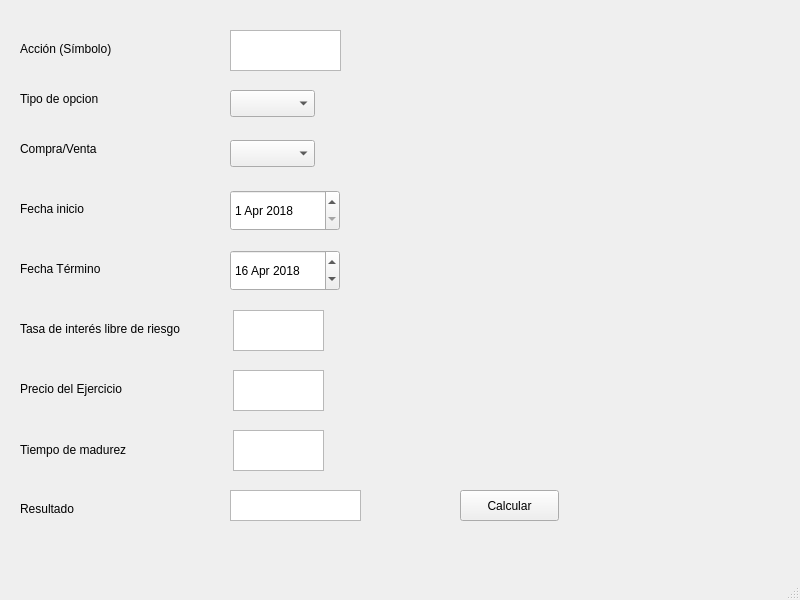
First picture: the form in SIMPLE_GUI.ui, repository icomann/QuantumISW, before the edit.
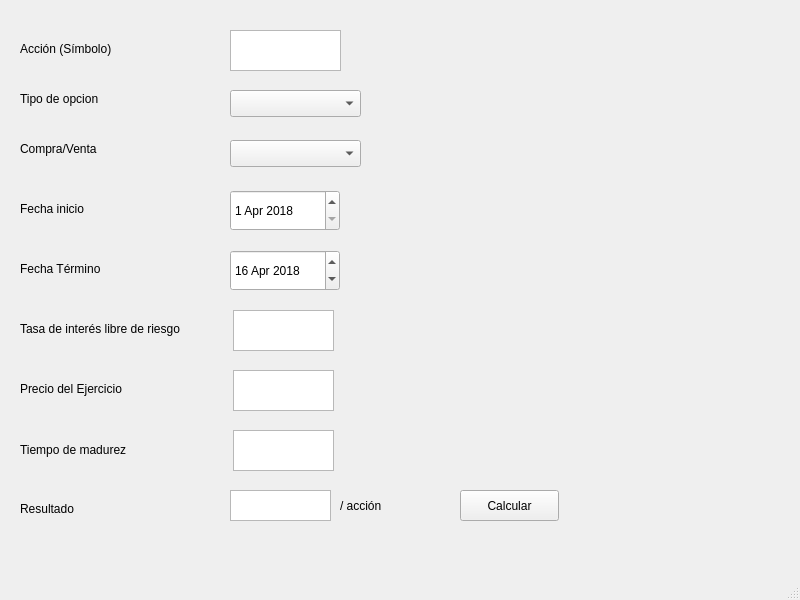
Second picture: the form after the edit.

What changed in the file:
```diff
--- a/SIMPLE_GUI.ui
+++ b/SIMPLE_GUI.ui
@@ -102,7 +102,7 @@
      <rect>
       <x>233</x>
       <y>310</y>
-      <width>91</width>
+      <width>101</width>
       <height>41</height>
      </rect>
     </property>
@@ -138,7 +138,7 @@
      <rect>
       <x>230</x>
       <y>490</y>
-      <width>131</width>
+      <width>101</width>
       <height>31</height>
      </rect>
     </property>
@@ -174,7 +174,7 @@
      <rect>
       <x>233</x>
       <y>430</y>
-      <width>91</width>
+      <width>101</width>
       <height>41</height>
      </rect>
     </property>
@@ -184,7 +184,7 @@
      <rect>
       <x>233</x>
       <y>370</y>
-      <width>91</width>
+      <width>101</width>
       <height>41</height>
      </rect>
     </property>
@@ -207,7 +207,7 @@
      <rect>
       <x>230</x>
       <y>140</y>
-      <width>85</width>
+      <width>131</width>
       <height>27</height>
      </rect>
     </property>
@@ -230,7 +230,7 @@
      <rect>
       <x>230</x>
       <y>90</y>
-      <width>85</width>
+      <width>131</width>
       <height>27</height>
      </rect>
     </property>
@@ -248,6 +248,19 @@
      <string>Tipo de opcion</string>
     </property>
    </widget>
+   <widget class="QLabel" name="label_10">
+    <property name="geometry">
+     <rect>
+      <x>340</x>
+      <y>490</y>
+      <width>81</width>
+      <height>31</height>
+     </rect>
+    </property>
+    <property name="text">
+     <string>/ acción</string>
+    </property>
+   </widget>
   </widget>
   <widget class="QMenuBar" name="menubar">
    <property name="geometry">
```
